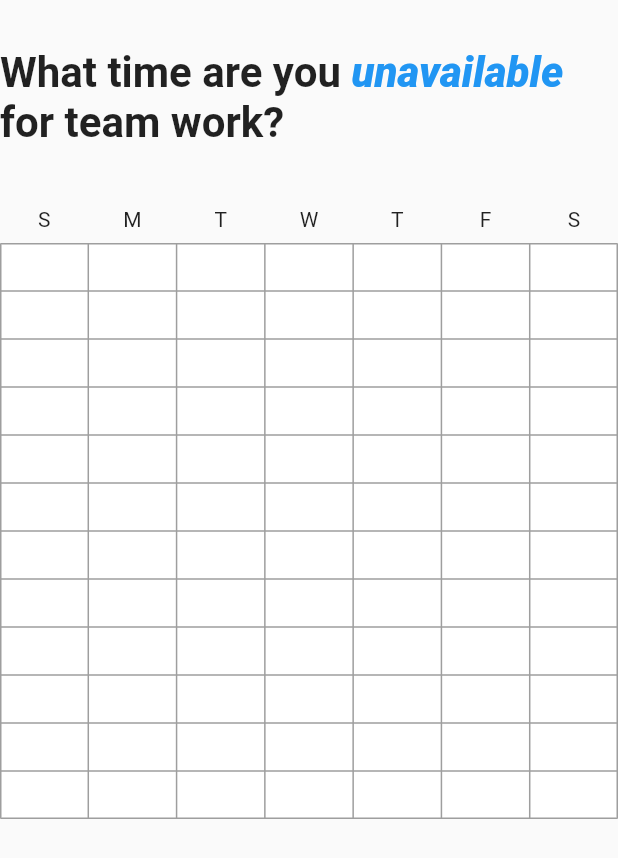
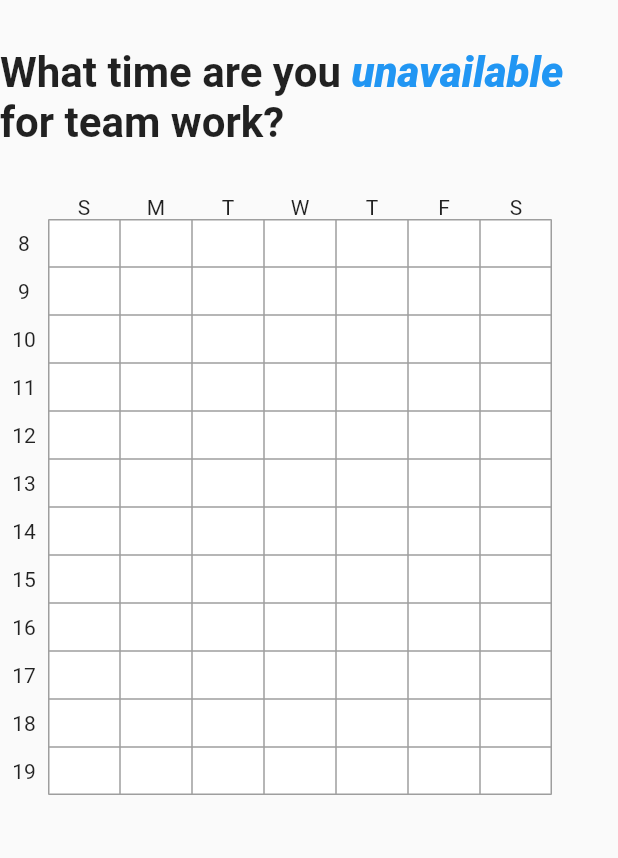
Before and after one commit to liuxugt/teamup_flutter_application, a Flutter app: the AvailabilityInfoTab widget shown alone on an empty page, opened directly, on a phone screen of 412 x 824 dp. Shown: the top 858 px of the screen. Run offline on Flutter 3.47's test engine with Material 2 defaults, Android fonts, the phone set to English and light mode, and no system bars; our stand-ins replace cloud_firestore, firebase_auth, firebase_storage, image_picker; accounts and stored records are empty.

Commit message:
ios name changed, calendar fixed

```diff
--- a/lib/pages/onboarding_page.dart
+++ b/lib/pages/onboarding_page.dart
@@ -72,8 +72,7 @@ class _OnboardingPageState extends State<OnboardingPage>
                           )
                               : FlatButton(
                             child: Text(""),
-                            onPressed: () {
-                            },
+                            onPressed: null,
                           )),
                       TabPageSelector(
                         controller: _tabController,
--- a/lib/widgets/onboarding/availability_info.dart
+++ b/lib/widgets/onboarding/availability_info.dart
@@ -14,16 +14,27 @@ class _AvailabilityInfoTabState extends State<AvailabilityInfoTab> {
   static final days = 7;
 
   List<List<int>> index = List<List<int>>.generate(hours, (i) => List<int>.generate(days, (j) => i * days + j));
+  List<Container> hourList = [];
 
   @override
   void initState() {
     _availabilities = new List<bool>.filled(hours * days, false);
     super.initState();
+    hourList.add(Container(height: 16, child: Text(""),));
+    for (int i = 0; i < hours; i++) {
+      hourList.add(
+        Container(height: 32,
+          child:  Text("${i + 8}"),
+          alignment: Alignment(0.0, 0.0)),);
+    }
   }
 
   List<TableRow> test() {
     List<TableRow> res;
     res = index.map((List<int> hour) => TableRow(
+        decoration: new BoxDecoration(
+//          border: Border.all(color: Colors.red),
+        ),
         children: hour.map((int cur) => GestureDetector(
           onTap: () {setState(() {
             _availabilities[cur] = !_availabilities[cur];
@@ -41,7 +52,7 @@ class _AvailabilityInfoTabState extends State<AvailabilityInfoTab> {
                     : Text(""),
               )
           ),
-        )).toList()
+        )).toList(),
     )).toList();
     return res;
   }
@@ -73,57 +84,118 @@ class _AvailabilityInfoTabState extends State<AvailabilityInfoTab> {
         Container(
           height: 32.0,
         ),
-        Container(
-          height: 32.0,
-          child:Row(children: <Widget>[
-            Expanded(
-              child: Text('S', textAlign: TextAlign.center),
-            ),
-            Expanded(
-              child: Text('M', textAlign: TextAlign.center),
-            ),
-            Expanded(
-              child: Text('T', textAlign: TextAlign.center),
-            ),
-            Expanded(
-              child: Text('W', textAlign: TextAlign.center),
-            ),
-            Expanded(
-              child: Text('T', textAlign: TextAlign.center),
-            ),
-            Expanded(
-              child: Text('F', textAlign: TextAlign.center),
-            ),
-            Expanded(
-              child: Text('S', textAlign: TextAlign.center),
-            ),
-          ],)
-        ),
-        Container(
-          child: Table(
-            border: TableBorder.all(color: Colors.grey),
-              children: test(),
-          ),
-        ),
 //        Container(
 //          height: 32.0,
-//          child:Row(
-//            children: [
-////              Expanded(
-////                flex: 2, // 20%
-////                child: Container(color: Colors.red),
-////              ),
-//              Expanded(
-//                flex: 10, // 60%
-//                child: Container(child: Table(
+//          child:Row(children: <Widget>[
+//            Container(width: 32,),
+//            Expanded(
+//              child: Text('S', textAlign: TextAlign.center),
+//            ),
+//            Expanded(
+//              child: Text('M', textAlign: TextAlign.center),
+//            ),
+//            Expanded(
+//              child: Text('T', textAlign: TextAlign.center),
+//            ),
+//            Expanded(
+//              child: Text('W', textAlign: TextAlign.center),
+//            ),
+//            Expanded(
+//              child: Text('T', textAlign: TextAlign.center),
+//            ),
+//            Expanded(
+//              child: Text('F', textAlign: TextAlign.center),
+//            ),
+//            Expanded(
+//              child: Text('S', textAlign: TextAlign.center),
+//            ),
+//          ],)
+//        ),
+        Container(
+          height: 600,
+          child: ListView(
+            scrollDirection: Axis.horizontal,
+            children: <Widget>[
+              Container(
+                width: 32,
+                child: Column(children: hourList,
+                ),
+              ),
+//              Container(
+////                width: 300,
+//                child: Table(
+//                  defaultColumnWidth: FixedColumnWidth(48.0),
 //                  border: TableBorder.all(color: Colors.grey),
 //                  children: test(),
+////                  children: new List.from(test())..insert(0, TableRow(
+////                    decoration: new BoxDecoration(
+////                      border: Border.all(color: Colors.red),
+////                    ),
+////
+////                    children: [
+////                      Text("S"),
+////                      Text("M"),
+////                      Text("T"),
+////                      Text("W"),
+////                      Text("T"),
+////                      Text("F"),
+////                      Text("S"),
+////                    ]
 //                ),
-//                ),
-//              )
-//            ]
-//          )
-//        )
+//              ),
+              Container(
+                child: Column(
+                  children: <Widget>[
+                    Container(
+                      child:Row(
+                        children: <Widget>[
+                          Container(
+                              width: 48,
+                              child: Text("S", textAlign: TextAlign.center)),
+                          Container(
+                              width: 48,
+                              child: Text("M", textAlign: TextAlign.center)),
+                          Container(
+                              width: 48,
+                              child: Text("T", textAlign: TextAlign.center)),
+                          Container(
+                              width: 48,
+                              child: Text("W", textAlign: TextAlign.center)),
+                          Container(
+                              width: 48,
+                              child: Text("T", textAlign: TextAlign.center)),
+                          Container(
+                              width: 48,
+                              child: Text("F", textAlign: TextAlign.center)),
+                          Container(
+                              width: 48,
+                              child: Text("S", textAlign: TextAlign.center)),
+                        ],
+                      ),),
+                    Container(
+                      child: Row(
+                        children: <Widget>[
+                          Table(
+                            defaultColumnWidth: FixedColumnWidth(48.0),
+                            border: TableBorder.all(color: Colors.grey),
+                            children: test(),
+                          )
+                        ],
+                      ),
+                    ),
+                  ],
+                ),
+
+
+//                child: Table(
+//                defaultColumnWidth: FixedColumnWidth(48.0),
+//                border: TableBorder.all(color: Colors.grey),
+//                children: test(),
+//                )
+              )
+            ],
+          )
+        ),
       ]);
   }
 }
```
Also changed, not shown: 1 other file.
